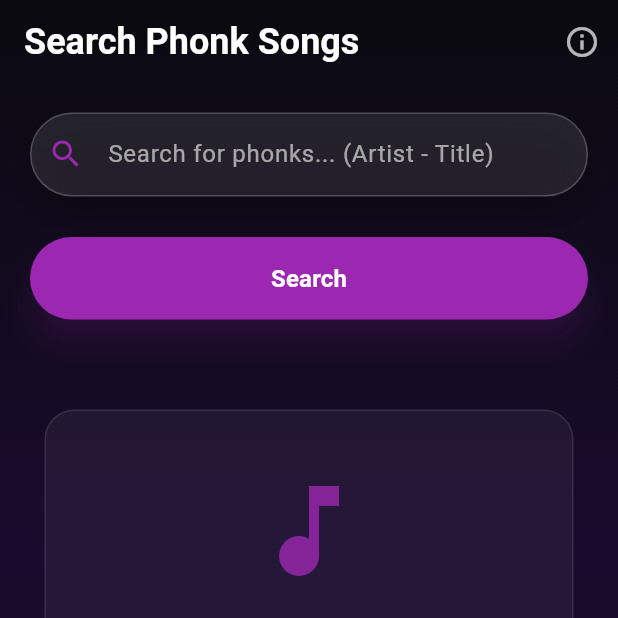
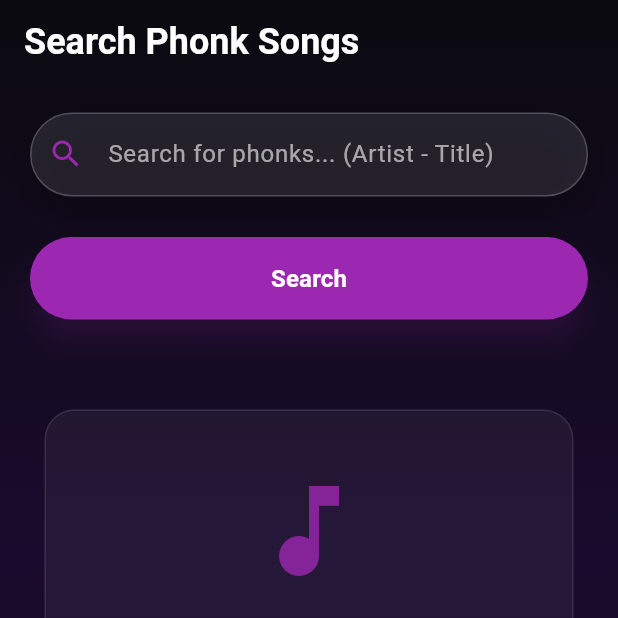
Before and after one commit to fanyicharllson/phonkers, a Flutter app: the screen it shows once a user with an empty profile is signed in, swiped to page 2, on a phone screen of 412 x 824 dp, the top half of it. Run offline on Flutter 3.47's test engine with Material 3 defaults, Android fonts, the phone set to English and light mode, and no system bars; our stand-ins replace audioplayers, cached_network_image, cloud_firestore, connectivity_plus, firebase_auth, firebase_core and 4 more; missing offline and left inert: youtube_explode_dart; accounts and stored records are empty; generated files the repository leaves out were written again.

Commit message:
Enhance user feedback in community features: add toast messages for liking comments, voice messaging, and music picker; update search screen to conditionally show info button based on user type.

```diff
--- a/lib/view/screens/search_screen.dart
+++ b/lib/view/screens/search_screen.dart
@@ -1,5 +1,6 @@
 import 'package:flutter/material.dart';
 import 'package:flutter/services.dart';
+import 'package:phonkers/firebase_auth_service/auth_service.dart';
 import 'package:phonkers/view/widget/network_widget/network_aware_mixin.dart';
 import 'package:phonkers/view/widget/search_widgets/recent_search_widget.dart';
 import 'package:phonkers/view/widget/search_widgets/search_bar_widget.dart';
@@ -386,12 +387,27 @@ class _SearchScreenState extends State<SearchScreen>
             ),
           ),
           actions: [
-            FadeTransition(
-              opacity: _fadeAnimation,
-              child: IconButton(
-                icon: const Icon(Icons.info_outline, color: Colors.white70),
-                onPressed: showQuotaDialog,
+            FutureBuilder<Map<String, dynamic>>(
+              future: authService.value.getUserProfile().then(
+                (value) => value ?? <String, dynamic>{},
               ),
+              builder: (context, snapshot) {
+                if (snapshot.connectionState != ConnectionState.done) {
+                  return const SizedBox.shrink();
+                }
+                final profile = snapshot.data ?? {};
+                final userType = profile['userType'] as String? ?? 'fan';
+                if (userType != 'founder') {
+                  return const SizedBox.shrink();
+                }
+                return FadeTransition(
+                  opacity: _fadeAnimation,
+                  child: IconButton(
+                    icon: const Icon(Icons.info_outline, color: Colors.white70),
+                    onPressed: showQuotaDialog,
+                  ),
+                );
+              },
             ),
           ],
         ),
```
